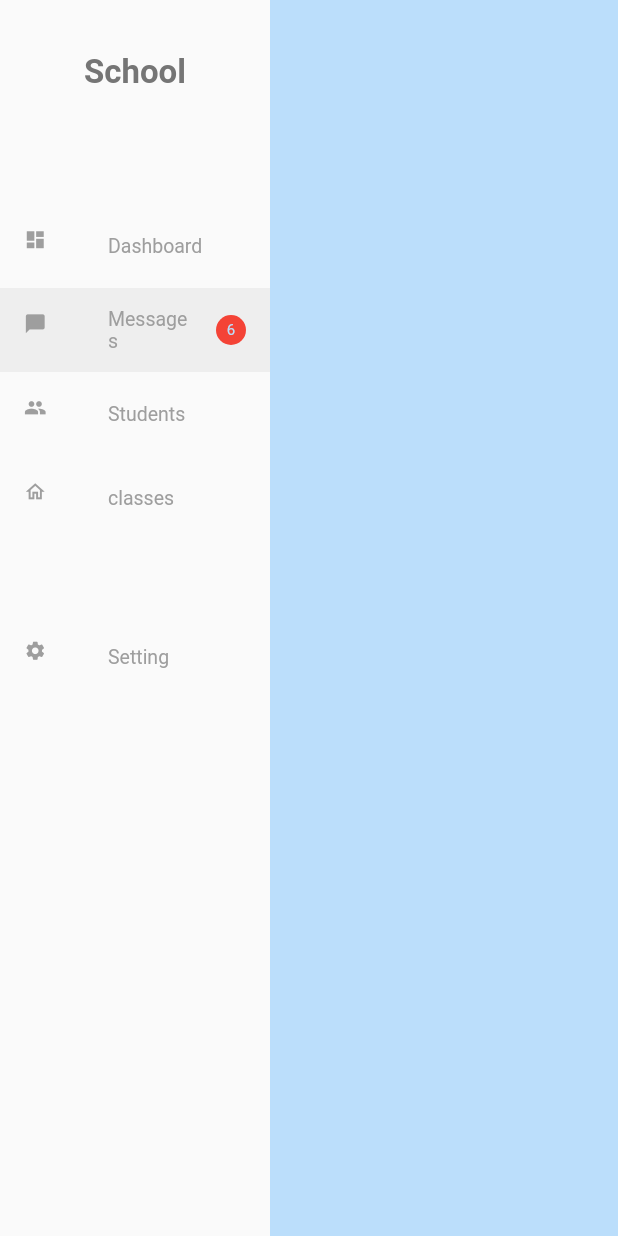
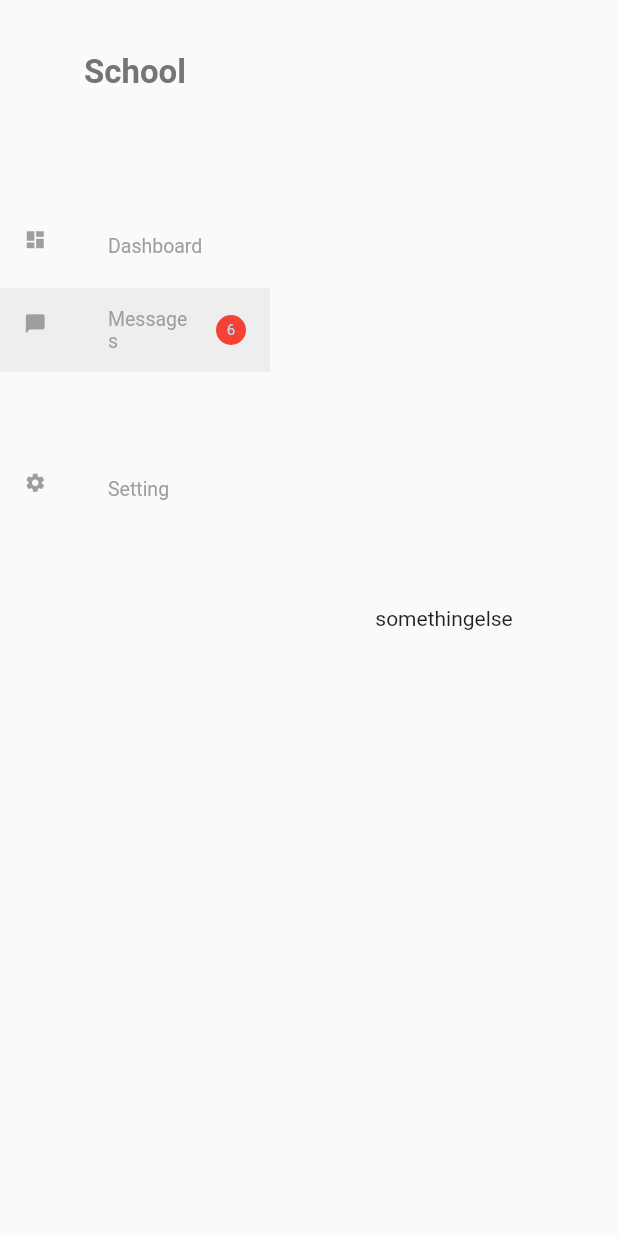
Before and after one commit to MEbadifar/flutter_schoo_management_system, a Flutter app: the screen it shows after launch, after a tap on "Messages", on a phone screen of 412 x 824 dp. Run offline on Flutter 3.47's test engine with Material 2 defaults, Android fonts, the phone set to English and light mode, and no system bars; our stand-ins replace flutter_bloc, rxdart, shared_preferences; accounts and stored records are empty.

Commit message:
dashboardMenu structure and make theme cklickable

```diff
--- a/lib/module/widgets.dart
+++ b/lib/module/widgets.dart
@@ -11,6 +11,7 @@ class MBloc<t> {
   Stream<t> get stream => _bloc.stream;
   t get value => _bloc.value;
   void setValue(t val) => _bloc.add(val);
+
 }
 
 class MLabel extends StatelessWidget {
--- a/lib/screens/Dashboard/SideBar.dart
+++ b/lib/screens/Dashboard/SideBar.dart
@@ -2,66 +2,67 @@ import 'package:flutter/cupertino.dart';
 import 'package:flutter/material.dart';
 import 'package:flutter/src/foundation/key.dart';
 import 'package:flutter/src/widgets/framework.dart';
+
 import 'package:flutter_schoo_management_system/module/extension.dart';
 import 'package:flutter_schoo_management_system/module/widgets.dart';
 
 class SideBar extends StatelessWidget {
-  const SideBar({Key? key}) : super(key: key);
+  final Function(int) onChange;
+  final int selectidx;
+  const SideBar({
+    Key? key,
+    required this.onChange,
+    required this.selectidx,
+  }) : super(key: key);
 
   @override
   Widget build(BuildContext context) {
-    MBloc<int> _selidx = MBloc<int>()..setValue(1);
     return Container(
       width: context.widthResponse(0.23, 180, 250),
-      child: StreamBuilder<int>(
-          stream: _selidx.stream,
-          builder: (context, snap) {
-            if (!snap.hasData) return Container();
-            return Column(
+      child: Column(
         children: [
           const SizedBox(
             height: 35,
           ),
-                'School'.toLabel(
-                    fontsize: 22, color: Colors.grey.shade600, bold: true),
+          'School'
+              .toLabel(fontsize: 22, color: Colors.grey.shade600, bold: true),
           const SizedBox(height: 75),
           MSideBarItem(
             title: 'Dashboard',
             icon: Icons.dashboard,
-                  selected: snap.data == 1,
-                  onTap: () => _selidx.setValue(1),
+            selected: selectidx == 1,
+            onTap: () => onChange(1),
           ),
           MSideBarItem(
             title: 'Messages',
             icon: Icons.messenger,
-                  selected: snap.data == 2,
-                  onTap: () => _selidx.setValue(2),
+            selected: selectidx == 2,
+            onTap: () => onChange(2),
             value: 6,
           ),
-                MSideBarItem(
-                  title: 'Students',
-                  icon: Icons.people,
-                  selected: snap.data == 3,
-                  onTap: () => _selidx.setValue(3),
-                ),
-                MSideBarItem(
-                  title: 'classes',
-                  icon: Icons.home_outlined,
-                  selected: snap.data == 4,
-                  onTap: () => _selidx.setValue(4),
-                ),
+          // MSideBarItem(
+          //   title: 'Students',
+          //   icon: Icons.people,
+          //   selected: selectidx == 3,
+          //   onTap: () => onChange(3),
+          // ),
+          // MSideBarItem(
+          //   title: 'classes',
+          //   icon: Icons.home_outlined,
+          //   selected: selectidx == 4,
+          //   onTap: () => onChange(4),
+          // ),
           const SizedBox(
             height: 50,
           ),
           MSideBarItem(
             title: 'Setting',
             icon: Icons.settings,
-                  selected: snap.data == 5,
-                  onTap: () => _selidx.setValue(5),
+            selected: selectidx == 5,
+            onTap: () => onChange(5),
           ),
         ],
-            );
-          }),
+      ),
     );
   }
 }
--- a/lib/screens/Dashboard/dashboard.dart
+++ b/lib/screens/Dashboard/dashboard.dart
@@ -2,8 +2,12 @@ import 'package:flutter/material.dart';
 import 'package:flutter_schoo_management_system/module/widgets.dart';
 
 import '../../module/extension.dart';
+import '../Teachers/teachers.dart';
 import './SideBar.dart';
 import 'UserInfo.dart';
+
+MBloc<int> _menu = MBloc<int>()..setValue(1);
+MBloc<int> _dashmenu = MBloc<int>()..setValue(0);
 
 class Dashboard extends StatelessWidget {
   const Dashboard({Key? key}) : super(key: key);
@@ -12,16 +16,135 @@ class Dashboard extends StatelessWidget {
   Widget build(BuildContext context) {
     return Scaffold(
       body: SafeArea(
-        child: Row(
-          children: [
-            const SideBar(),
-            Container(
-              color: Colors.blue.shade100,
-            ).expand,
-            const UserInfo(),
-          ],
-        ),
+        child: StreamBuilder<int>(
+            stream: _menu.stream,
+            builder: (context, snap) {
+              if (!snap.hasData) {
+                return MWaiting();
+              }
+              return Row(
+                children: [
+                  SideBar(
+                      selectidx: _menu.value,
+                      onChange: (val) => _menu.setValue(val)),
+                  Container(
+                    child: snap.data == 1
+                        ? DashboardContent()
+                        : 'somethingelse'.toLabel().center,
+                  ).expand,
+                  const UserInfo(),
+                ],
+              );
+            }),
       ),
     );
   }
 }
+
+class DashboardContent extends StatelessWidget {
+  const DashboardContent({Key? key}) : super(key: key);
+
+  @override
+  Widget build(BuildContext context) {
+    return StreamBuilder<Object>(
+        stream: _dashmenu.stream,
+        builder: (context, snap) {
+          return Column(
+            crossAxisAlignment: CrossAxisAlignment.start,
+            children: [
+              Container(
+                width: 300,
+                child: const MEdit(hint: 'search...'),
+              ).padding9,
+              const SizedBox(
+                height: 35,
+              ),
+              //!top menu teacher student class
+              Row(
+                children: [
+                  GestureDetector(
+                    onTap: () => _dashmenu.setValue(1),
+                    child: Container(
+                      width: 100,
+                      decoration: BoxDecoration(
+                        border: Border(
+                          bottom: BorderSide(
+                              color: (snap.data ?? 0) == 1
+                                  ? Colors.green.shade200
+                                  : Colors.grey.shade200,
+                              width: 1),
+                        ),
+                      ),
+                      padding: const EdgeInsets.only(bottom: 15),
+                      child: 'Teacher'
+                          .toLabel(
+                            color: (snap.data ?? 0) == 1
+                                ? Colors.green.shade200
+                                : Colors.grey,
+                          )
+                          .center,
+                    ),
+                  ),
+                  GestureDetector(
+                    onTap: () => _dashmenu.setValue(2),
+                    child: Container(
+                      width: 100,
+                      decoration: BoxDecoration(
+                        border: Border(
+                            bottom: BorderSide(
+                                color: (snap.data ?? 0) == 2
+                                    ? Colors.green.shade200
+                                    : Colors.grey.shade200,
+                                width: 1)),
+                      ),
+                      padding: const EdgeInsets.only(bottom: 15),
+                      child: 'Student'
+                          .toLabel(
+                            color: (snap.data ?? 0) == 2
+                                ? Colors.green.shade200
+                                : Colors.grey,
+                          )
+                          .center,
+                    ),
+                  ),
+                  GestureDetector(
+                    onTap: () => _dashmenu.setValue(3),
+                    child: Container(
+                      width: 100,
+                      decoration: BoxDecoration(
+                        border: Border(
+                            bottom: BorderSide(
+                                color: (snap.data ?? 0) == 3
+                                    ? Colors.green.shade200
+                                    : Colors.grey.shade200,
+                                width: 1)),
+                      ),
+                      padding: const EdgeInsets.only(bottom: 15),
+                      child: 'Class'
+                          .toLabel(
+                            color: (snap.data ?? 0) == 3
+                                ? Colors.green.shade200
+                                : Colors.grey,
+                          )
+                          .center,
+                    ),
+                  ),
+                  Container(
+                    decoration: BoxDecoration(
+                      border: Border(
+                          bottom: BorderSide(
+                              color: Colors.grey.shade200, width: 1)),
+                    ),
+                    padding: const EdgeInsets.only(bottom: 15),
+                    child: ''.toLabel(),
+                  ).expand,
+                ],
+              ),
+              (snap.data ?? 0) == 1
+                  ? const Teachers()
+                  : 'others'.toLabel().center
+            ],
+          );
+        }).padding9.margin9;
+  }
+}
--- /dev/null
+++ b/lib/screens/Teachers/teachers.dart
@@ -0,0 +1,14 @@
+import 'package:flutter/cupertino.dart';
+import 'package:flutter/src/foundation/key.dart';
+import 'package:flutter/src/widgets/framework.dart';
+
+import '../../module/extension.dart';
+
+class Teachers extends StatelessWidget {
+  const Teachers({Key? key}) : super(key: key);
+
+  @override
+  Widget build(BuildContext context) {
+    return 'Teacher List '.toLabel().center;
+  }
+}
```
Lines whose indentation alone changed are shown as unchanged.
